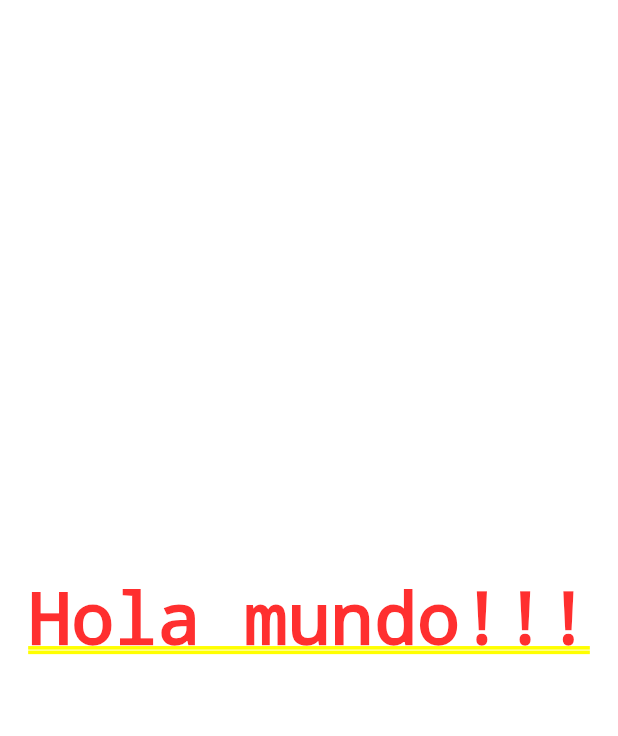
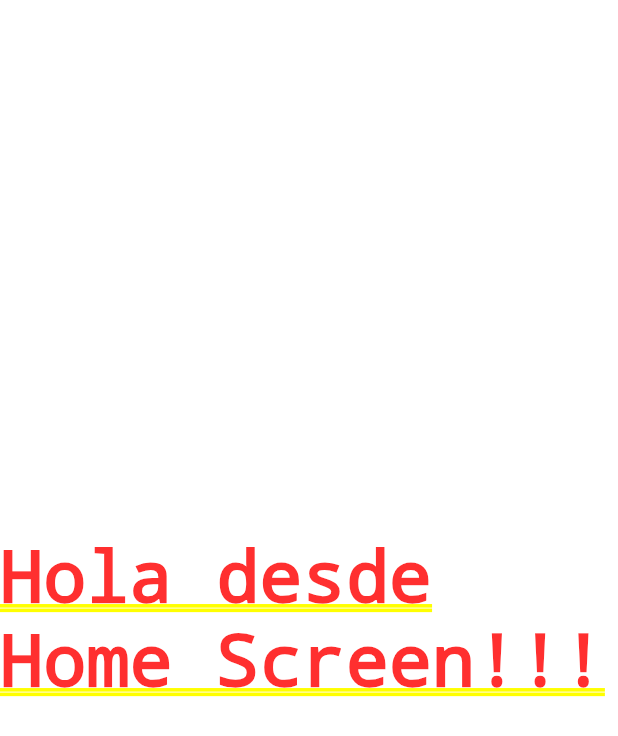
Before and after one commit to HgChvz/fl_counter, a Flutter app: the screen it shows after launch, on a phone screen of 412 x 824 dp. Shown: the top 736 px of the screen. Run offline on Flutter 3.47's test engine with Material 2 defaults, Android fonts, the phone set to English and light mode, and no system bars.

Commit message:
Clase 46

```diff
--- a/lib/main.dart
+++ b/lib/main.dart
@@ -1,19 +1,25 @@
 import 'package:flutter/material.dart';
+
+import 'package:fl_counter/screens/home_screen.dart';
 
 void main () {
 
-  runApp(MyApp());
+  runApp(const MyApp());
 
 }
 
 
 class MyApp extends StatelessWidget {
+
+  const MyApp({
+    Key? key
+  }) : super(key: key);
+
   @override
   Widget build(BuildContext context) {
-    return MaterialApp(
-      home: Center(
-        child: Text('Hola mundo!!!'),
-      ),
+    return const MaterialApp(
+      debugShowCheckedModeBanner: false,
+      home: HomeScreen(),
     );
   }
 
--- /dev/null
+++ b/lib/screens/home_screen.dart
@@ -0,0 +1,18 @@
+
+import 'package:flutter/widgets.dart';
+
+class HomeScreen extends StatelessWidget {
+
+  const HomeScreen({
+    Key? key
+  }) : super(key: key);
+
+  @override
+  Widget build(BuildContext context) {
+    return const Center(
+        child: Text('Hola desde Home Screen!!!'),
+      );
+  }
+
+
+}
```
